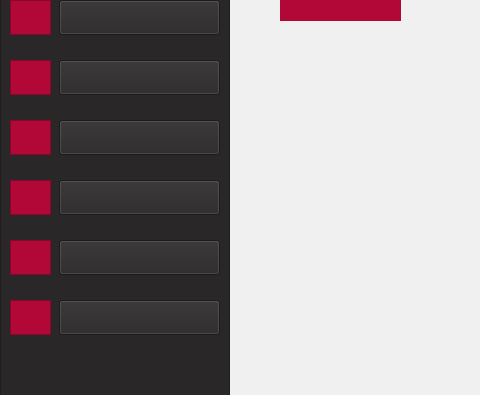
This is adminmainmenu.ui in SoltaniShantia/AP-Project as Qt 5 draws it before an edit; both pictures show x 0 to 480 and y 120 to 515 of the 1152 by 768 pixel window. The edited form follows.
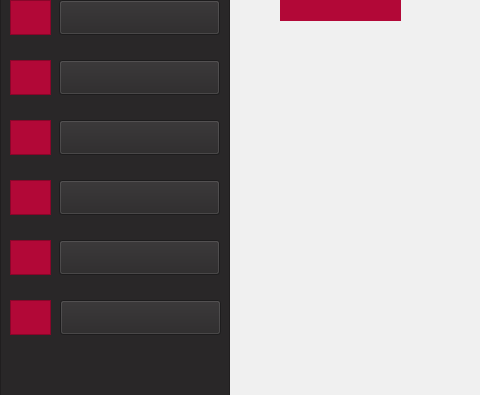
This is the edited form. Icons and pictures are not drawn.

The edit to the form file:
```diff
--- a/adminmainmenu.ui
+++ b/adminmainmenu.ui
@@ -78,28 +78,11 @@
      <string/>
     </property>
    </widget>
-   <widget class="QPushButton" name="pushButton_2">
-    <property name="geometry">
-     <rect>
-      <x>59</x>
-      <y>160</y>
-      <width>161</width>
-      <height>35</height>
-     </rect>
-    </property>
-    <property name="styleSheet">
-     <string notr="true">font: 11pt &quot;Montserrat&quot;;
-</string>
-    </property>
-    <property name="text">
-     <string/>
-    </property>
-   </widget>
    <widget class="QPushButton" name="pushButton_3">
     <property name="geometry">
      <rect>
       <x>59</x>
-      <y>220</y>
+      <y>160</y>
       <width>161</width>
       <height>35</height>
      </rect>
@@ -116,7 +99,7 @@
     <property name="geometry">
      <rect>
       <x>59</x>
-      <y>280</y>
+      <y>220</y>
       <width>161</width>
       <height>35</height>
      </rect>
@@ -171,53 +154,11 @@
      </property>
     </widget>
    </widget>
-   <widget class="QFrame" name="frame_5">
-    <property name="geometry">
-     <rect>
-      <x>10</x>
-      <y>160</y>
-      <width>41</width>
-      <height>35</height>
-     </rect>
-    </property>
-    <property name="cursor">
-     <cursorShape>ArrowCursor</cursorShape>
-    </property>
-    <property name="styleSheet">
-     <string notr="true">background-color: rgb(178, 8, 55);
-border-color: rgb(178, 8, 55);</string>
-    </property>
-    <property name="frameShape">
-     <enum>QFrame::StyledPanel</enum>
-    </property>
-    <property name="frameShadow">
-     <enum>QFrame::Raised</enum>
-    </property>
-    <widget class="QLabel" name="label_10">
-     <property name="geometry">
-      <rect>
-       <x>5</x>
-       <y>2</y>
-       <width>31</width>
-       <height>31</height>
-      </rect>
-     </property>
-     <property name="text">
-      <string/>
-     </property>
-     <property name="pixmap">
-      <pixmap resource="icon.qrc">:/icon/message.png</pixmap>
-     </property>
-     <property name="scaledContents">
-      <bool>true</bool>
-     </property>
-    </widget>
-   </widget>
    <widget class="QFrame" name="frame_6">
     <property name="geometry">
      <rect>
       <x>10</x>
-      <y>220</y>
+      <y>160</y>
       <width>41</width>
       <height>35</height>
      </rect>
@@ -256,7 +197,7 @@
     <property name="geometry">
      <rect>
       <x>10</x>
-      <y>280</y>
+      <y>220</y>
       <width>41</width>
       <height>35</height>
      </rect>
@@ -337,31 +278,11 @@
      <set>Qt::AlignCenter</set>
     </property>
    </widget>
-   <widget class="QLabel" name="label_4">
-    <property name="geometry">
-     <rect>
-      <x>90</x>
-      <y>160</y>
-      <width>101</width>
-      <height>30</height>
-     </rect>
-    </property>
-    <property name="styleSheet">
-     <string notr="true">font: 11pt &quot;Montserrat&quot;;
-color: rgb(240, 240, 240);</string>
-    </property>
-    <property name="text">
-     <string>Messges</string>
-    </property>
-    <property name="alignment">
-     <set>Qt::AlignCenter</set>
-    </property>
-   </widget>
    <widget class="QLabel" name="label_5">
     <property name="geometry">
      <rect>
       <x>90</x>
-      <y>220</y>
+      <y>160</y>
       <width>111</width>
       <height>30</height>
      </rect>
@@ -381,7 +302,7 @@
     <property name="geometry">
      <rect>
       <x>70</x>
-      <y>280</y>
+      <y>220</y>
       <width>141</width>
       <height>30</height>
      </rect>
@@ -436,7 +357,7 @@
     <property name="geometry">
      <rect>
       <x>59</x>
-      <y>340</y>
+      <y>280</y>
       <width>161</width>
       <height>35</height>
      </rect>
@@ -453,7 +374,7 @@
     <property name="geometry">
      <rect>
       <x>10</x>
-      <y>340</y>
+      <y>280</y>
       <width>41</width>
       <height>35</height>
      </rect>
@@ -491,8 +412,8 @@
    <widget class="QLabel" name="label_18">
     <property name="geometry">
      <rect>
-      <x>90</x>
-      <y>350</y>
+      <x>95</x>
+      <y>290</y>
       <width>101</width>
       <height>20</height>
      </rect>
@@ -509,7 +430,7 @@
     <property name="geometry">
      <rect>
       <x>10</x>
-      <y>400</y>
+      <y>340</y>
       <width>41</width>
       <height>35</height>
      </rect>
@@ -548,7 +469,7 @@
     <property name="geometry">
      <rect>
       <x>60</x>
-      <y>400</y>
+      <y>340</y>
       <width>161</width>
       <height>30</height>
      </rect>
@@ -568,6 +489,23 @@
     <property name="geometry">
      <rect>
       <x>59</x>
+      <y>340</y>
+      <width>161</width>
+      <height>35</height>
+     </rect>
+    </property>
+    <property name="styleSheet">
+     <string notr="true">font: 11pt &quot;Montserrat&quot;;
+</string>
+    </property>
+    <property name="text">
+     <string/>
+    </property>
+   </widget>
+   <widget class="QPushButton" name="pushButton_8">
+    <property name="geometry">
+     <rect>
+      <x>60</x>
       <y>400</y>
       <width>161</width>
       <height>35</height>
@@ -581,17 +519,70 @@
      <string/>
     </property>
    </widget>
-   <zorder>frame_5</zorder>
+   <widget class="QFrame" name="frame_10">
+    <property name="geometry">
+     <rect>
+      <x>10</x>
+      <y>400</y>
+      <width>41</width>
+      <height>35</height>
+     </rect>
+    </property>
+    <property name="styleSheet">
+     <string notr="true">background-color: rgb(178, 8, 55);
+border-color: rgb(178, 8, 55);</string>
+    </property>
+    <property name="frameShape">
+     <enum>QFrame::StyledPanel</enum>
+    </property>
+    <property name="frameShadow">
+     <enum>QFrame::Raised</enum>
+    </property>
+    <widget class="QLabel" name="label_4">
+     <property name="geometry">
+      <rect>
+       <x>5</x>
+       <y>3</y>
+       <width>31</width>
+       <height>31</height>
+      </rect>
+     </property>
+     <property name="text">
+      <string/>
+     </property>
+     <property name="pixmap">
+      <pixmap resource="endIcon.qrc">:/endIcon/icons8-end-button-50.png</pixmap>
+     </property>
+     <property name="scaledContents">
+      <bool>true</bool>
+     </property>
+    </widget>
+   </widget>
+   <widget class="QLabel" name="label_10">
+    <property name="geometry">
+     <rect>
+      <x>90</x>
+      <y>410</y>
+      <width>111</width>
+      <height>20</height>
+     </rect>
+    </property>
+    <property name="styleSheet">
+     <string notr="true">font: 11pt &quot;Montserrat&quot;;
+color: rgb(240, 240, 240);</string>
+    </property>
+    <property name="text">
+     <string>Finish Term</string>
+    </property>
+   </widget>
    <zorder>frame_6</zorder>
    <zorder>frame_7</zorder>
    <zorder>label_2</zorder>
    <zorder>label_3</zorder>
-   <zorder>label_4</zorder>
    <zorder>label_5</zorder>
    <zorder>label_8</zorder>
    <zorder>frame_3</zorder>
    <zorder>pushButton</zorder>
-   <zorder>pushButton_2</zorder>
    <zorder>pushButton_3</zorder>
    <zorder>pushButton_4</zorder>
    <zorder>label_14</zorder>
@@ -602,6 +593,9 @@
    <zorder>frame_9</zorder>
    <zorder>label_15</zorder>
    <zorder>pushButton_6</zorder>
+   <zorder>frame_10</zorder>
+   <zorder>label_10</zorder>
+   <zorder>pushButton_8</zorder>
   </widget>
   <widget class="QLabel" name="label">
    <property name="geometry">
```
Left out of the diff: 5 changed lines with no effect on the pictures.
